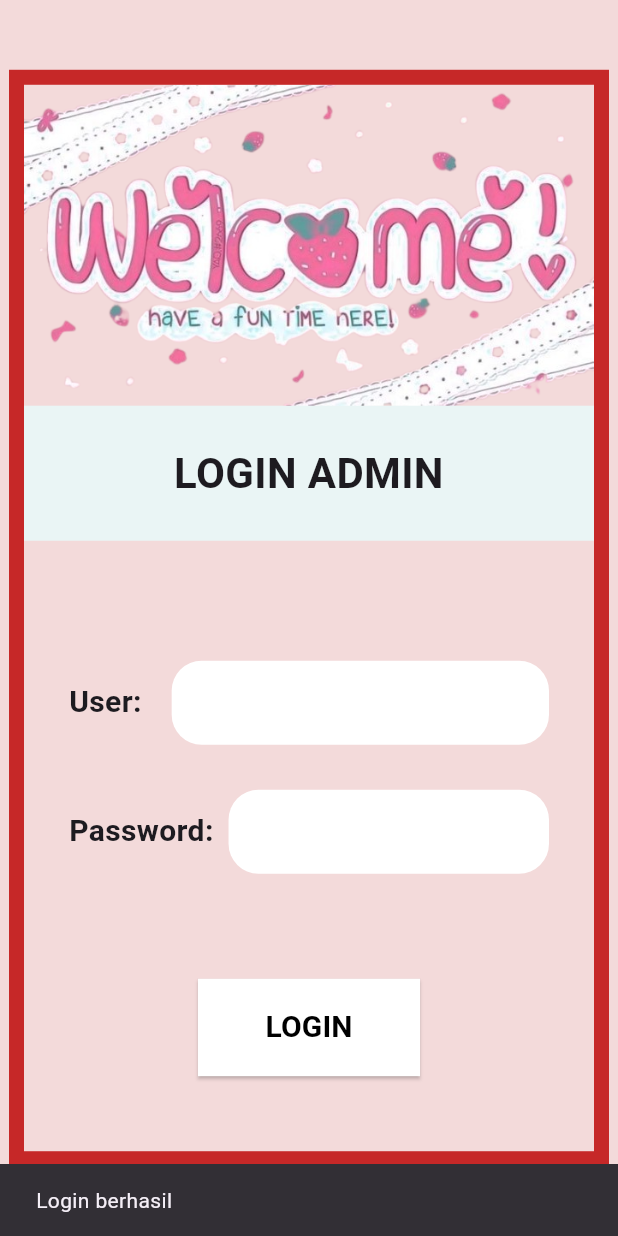
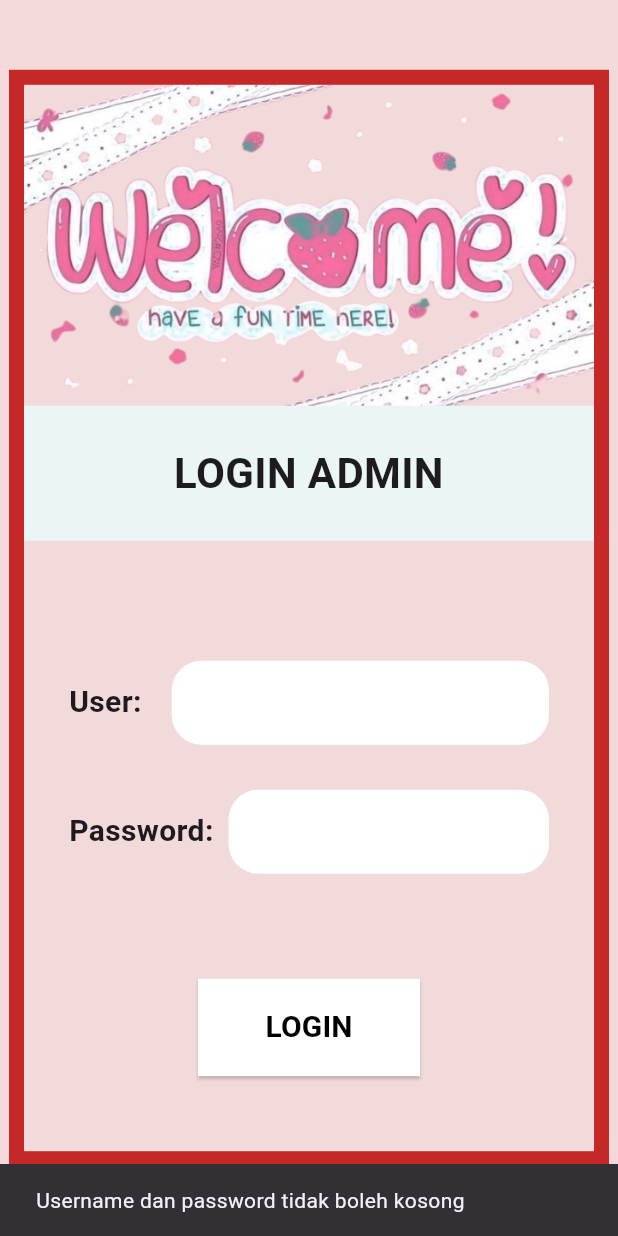
Before and after one commit to aicayy22-ops/sistem-rental, a Flutter app: the screen it shows after launch, after a tap on "LOGIN", on a phone screen of 412 x 824 dp. Run offline on Flutter 3.47's test engine with Material 3 defaults, Android fonts, the phone set to English and light mode, and no system bars.

Commit message:
Oct 7, 2026, 2:58 PM

```diff
--- a/lib/login.dart
+++ b/lib/login.dart
@@ -31,7 +31,7 @@ class _LoginAdminState extends State<LoginAdmin> {
     if (userController.text.isEmpty || passwordController.text.isEmpty) {
       ScaffoldMessenger.of(
         context,
-      ).showSnackBar(const SnackBar(content: Text("Login berhasil")));
+      ).showSnackBar(const SnackBar(content: Text("Username dan password tidak boleh kosong")));
     } else {
       ScaffoldMessenger.of(context).showSnackBar(
         const SnackBar(content: Text("Username atau password salah")),
```
